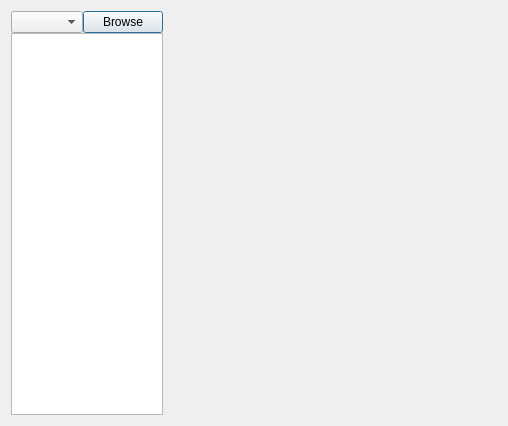
Above: addons/SvgViewer/SvgViewer.ui from Jhebertaz/PhysiCellGui before the change. Below: the same form after it.
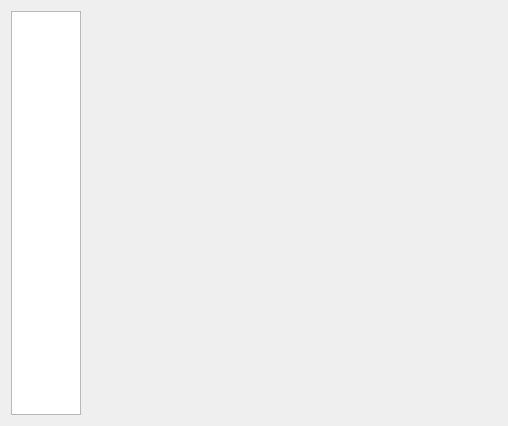
That is the form after the change.

The edit to the form file:
```diff
--- a/addons/SvgViewer/SvgViewer.ui
+++ b/addons/SvgViewer/SvgViewer.ui
@@ -22,20 +22,10 @@
      <item>
       <layout class="QVBoxLayout" name="verticalLayout_2">
        <item>
-        <layout class="QHBoxLayout" name="button_horizontal_layout" stretch="2,0">
+        <layout class="QHBoxLayout" name="button_horizontal_layout" stretch="">
          <property name="topMargin">
           <number>0</number>
          </property>
-         <item>
-          <widget class="QComboBox" name="tree_file_comboBox"/>
-         </item>
-         <item>
-          <widget class="QPushButton" name="tree_file_browse_button">
-           <property name="text">
-            <string>Browse</string>
-           </property>
-          </widget>
-         </item>
         </layout>
        </item>
        <item>
```
